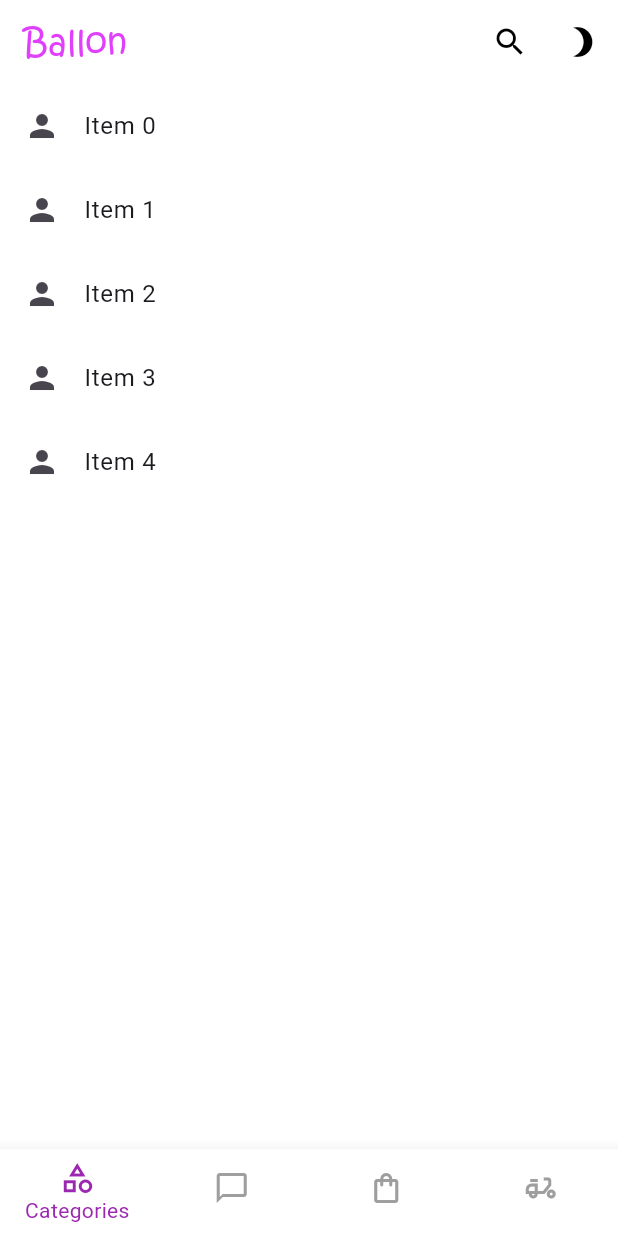
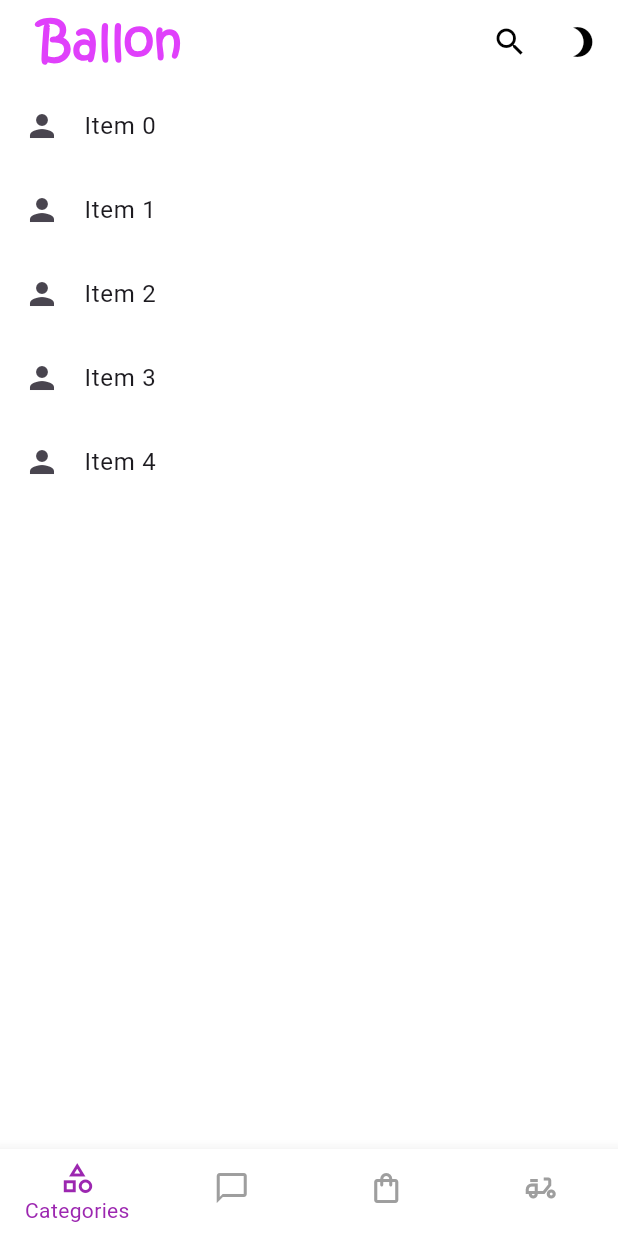
Before and after one commit to BaraaFarek/MyApp, a Flutter app: the screen it shows after launch, on a phone screen of 412 x 824 dp. Run offline on Flutter 3.47's test engine with Material 3 defaults, Android fonts, the phone set to English and light mode, and no system bars; our stand-ins replace bloc, dio, flutter_bloc.

Commit message:
changes before saja 2

```diff
--- a/lib/layout/main_layout/Home_Screen.dart
+++ b/lib/layout/main_layout/Home_Screen.dart
@@ -26,7 +26,8 @@ class home1 extends StatelessWidget {
         listener: (BuildContext context, app_states state) {},
         builder: (BuildContext context, app_states state) {
           var cubit = app_cubit.get(context);
-          return Scaffold(
+          return SafeArea(
+            child: Scaffold(
               backgroundColor: Theme.of(context).scaffoldBackgroundColor,
               appBar: AppBar(
                 backgroundColor: cubit.isdark ? Colors.grey[500] : Colors.white,
@@ -48,9 +49,10 @@ class home1 extends StatelessWidget {
                       )),
                 ],
                 title: Text(
-                'Ballon',
+                  ' Ballon',
                   style: TextStyle(
-                  fontWeight: FontWeight.w500,
+                    fontWeight: FontWeight.w700,
+                    fontSize: 32.0,
                     fontFamily: 'ITCKRIST.TTF',
                     color: cubit.isdark ? Colors.white : Colors.purpleAccent,
                   ),
@@ -71,6 +73,7 @@ class home1 extends StatelessWidget {
                   cubit.changeIndex(index);
                 },
               ),
+            ),
           );
         },
       ),
```
Lines whose indentation alone changed are shown as unchanged.
